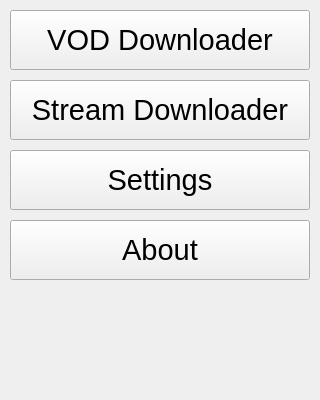
First picture: the form in ui/main.ui, repository Pixelsuft/twitch-keeper, before the edit.
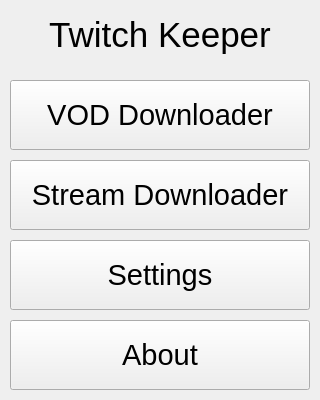
Second picture: the form after the edit. Icons and pictures are not drawn.

The edit to the form file:
```diff
--- a/ui/main.ui
+++ b/ui/main.ui
@@ -30,9 +30,9 @@
     <property name="geometry">
      <rect>
       <x>10</x>
-      <y>10</y>
+      <y>80</y>
       <width>300</width>
-      <height>60</height>
+      <height>70</height>
      </rect>
     </property>
     <property name="text">
@@ -43,9 +43,9 @@
     <property name="geometry">
      <rect>
       <x>10</x>
-      <y>80</y>
+      <y>160</y>
       <width>300</width>
-      <height>60</height>
+      <height>70</height>
      </rect>
     </property>
     <property name="text">
@@ -56,9 +56,9 @@
     <property name="geometry">
      <rect>
       <x>10</x>
-      <y>150</y>
+      <y>240</y>
       <width>300</width>
-      <height>60</height>
+      <height>70</height>
      </rect>
     </property>
     <property name="text">
@@ -69,15 +69,36 @@
     <property name="geometry">
      <rect>
       <x>10</x>
-      <y>220</y>
+      <y>320</y>
       <width>300</width>
-      <height>60</height>
+      <height>70</height>
      </rect>
     </property>
     <property name="text">
      <string>About</string>
     </property>
    </widget>
+   <widget class="QLabel" name="tkLabel">
+    <property name="geometry">
+     <rect>
+      <x>10</x>
+      <y>10</y>
+      <width>300</width>
+      <height>50</height>
+     </rect>
+    </property>
+    <property name="font">
+     <font>
+      <pointsize>26</pointsize>
+     </font>
+    </property>
+    <property name="text">
+     <string>Twitch Keeper</string>
+    </property>
+    <property name="alignment">
+     <set>Qt::AlignmentFlag::AlignCenter</set>
+    </property>
+   </widget>
   </widget>
  </widget>
  <resources/>
```
